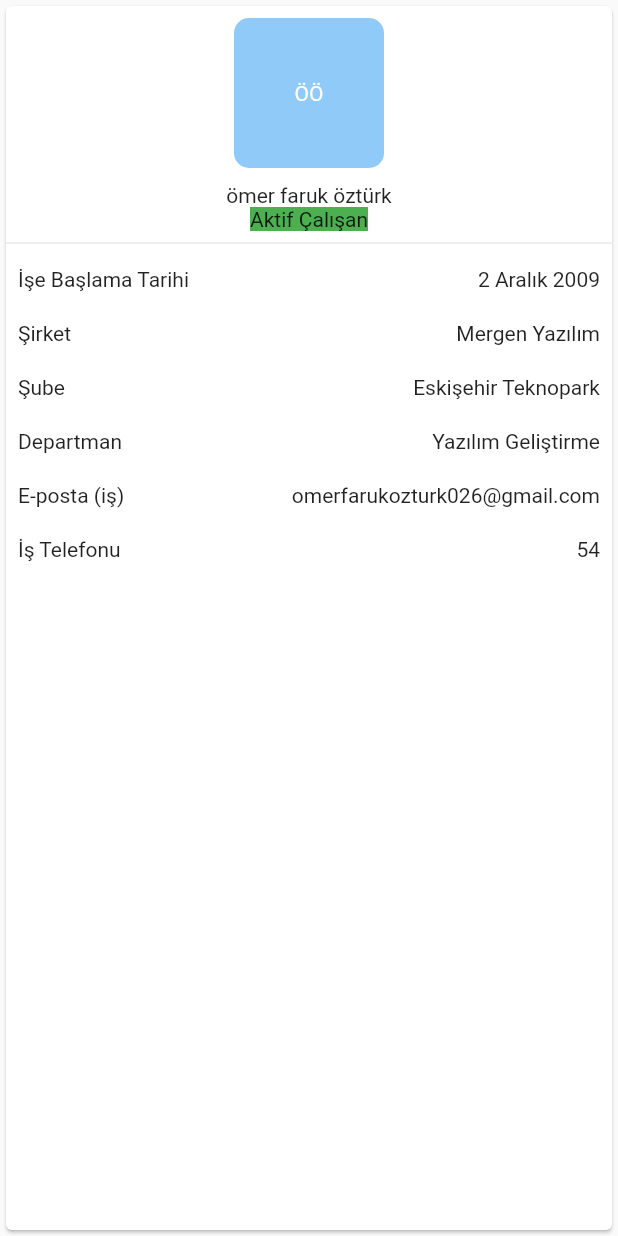
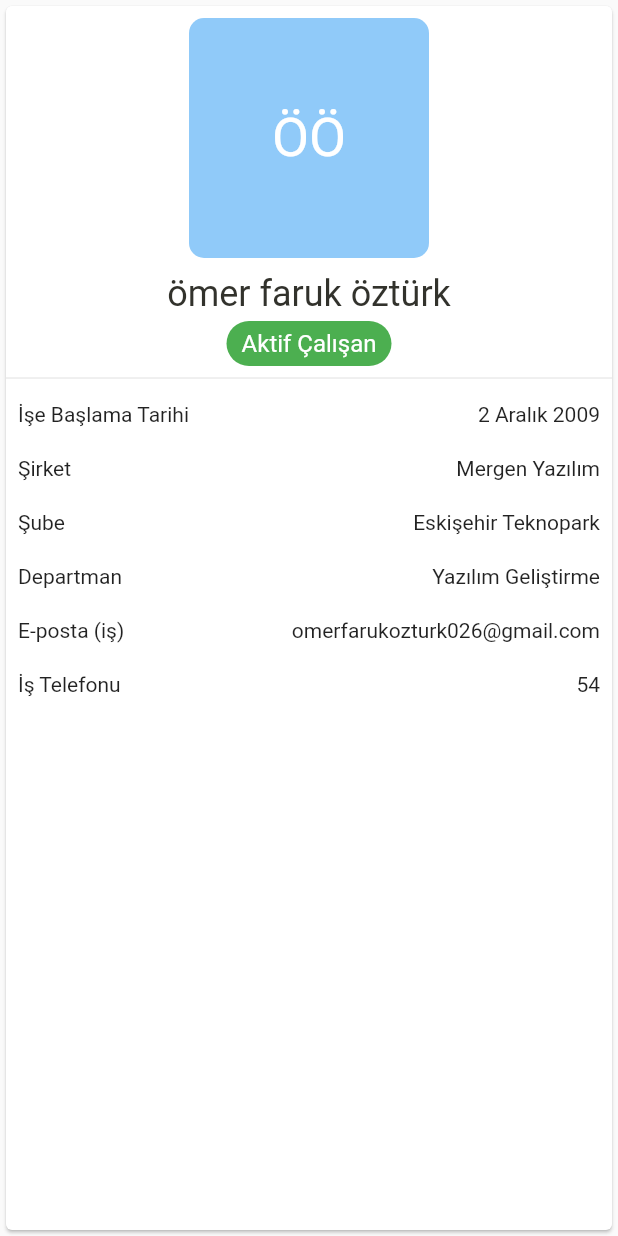
Before and after one commit to MergenTech-ERP-Project/Frontend, a Flutter app: the TabGenelFirstCard widget shown alone on an empty page, opened directly, on a phone screen of 412 x 824 dp. Run offline on Flutter 3.47's test engine with Material 2 defaults, Android fonts, the light colour scheme and no system bars; our stand-ins replace date_time_picker, get, shared_preferences; missing offline and left inert: dart:html, enum_to_string; accounts and stored records are empty; network calls fail; Roboto replaces fonts that are missing (Comfortaa).

Commit message:
Interface Upgrade

```diff
--- a/flutter/lib/screens/AddNewEmployee/components/tab_genel_first_card.dart
+++ b/flutter/lib/screens/AddNewEmployee/components/tab_genel_first_card.dart
@@ -1,4 +1,5 @@
 import 'package:flutter/material.dart';
+import 'package:vtys_kalite/utilities/constants.dart';
 
 class TabGenelFirstCard extends StatelessWidget {
   const TabGenelFirstCard({
@@ -31,47 +32,47 @@ class TabGenelFirstCard extends StatelessWidget {
             children: [
               Row(
                 mainAxisAlignment: MainAxisAlignment.spaceBetween,
-                children: [
+                children: const [
                   Text("İşe Başlama Tarihi"),
                   Text("2 Aralık 2009"),
                 ],
               ),
-              SizedBox(height: 20),
+              const SizedBox(height: 20),
               Row(
                 mainAxisAlignment: MainAxisAlignment.spaceBetween,
-                children: [
+                children: const [
                   Text("Şirket"),
                   Text("Mergen Yazılım"),
                 ],
               ),
-              SizedBox(height: 20),
+              const SizedBox(height: 20),
               Row(
                 mainAxisAlignment: MainAxisAlignment.spaceBetween,
-                children: [
+                children: const [
                   Text("Şube"),
                   Text("Eskişehir Teknopark"),
                 ],
               ),
-              SizedBox(height: 20),
+              const SizedBox(height: 20),
               Row(
                 mainAxisAlignment: MainAxisAlignment.spaceBetween,
-                children: [
+                children: const [
                   Text("Departman"),
                   Text("Yazılım Geliştirme"),
                 ],
               ),
-              SizedBox(height: 20),
+              const SizedBox(height: 20),
               Row(
                 mainAxisAlignment: MainAxisAlignment.spaceBetween,
-                children: [
+                children: const [
                   Text("E-posta (iş)"),
                   Text("omerfarukozturk026@gmail.com"),
                 ],
               ),
-              SizedBox(height: 20),
+              const SizedBox(height: 20),
               Row(
                 mainAxisAlignment: MainAxisAlignment.spaceBetween,
-                children: [
+                children: const [
                   Text("İş Telefonu"),
                   Text("54"),
                 ],
@@ -94,8 +95,8 @@ class TabGenelFirstCard extends StatelessWidget {
               padding: const EdgeInsets.only(top: 8),
               child: Center(
                 child: Container(
-                  height: 100,
-                  width: 100,
+                  height: 160,
+                  width: 160,
                   decoration: BoxDecoration(
                       borderRadius: BorderRadius.circular(10),
                       color: Colors.blue[200]),
@@ -104,23 +105,38 @@ class TabGenelFirstCard extends StatelessWidget {
                     "ÖÖ",
                     style: TextStyle(
                       color: Colors.white,
+                      fontSize: 36,
                     ),
                   )),
                 ),
               ),
             ),
-            SizedBox(height: 10),
-            Text("ömer faruk öztürk"),
-            Wrap(
-              spacing: 10,
-              children: [
-                Container(
-                  color: Colors.green,
-                  child: Text("Aktif Çalışan"),
+            const SizedBox(height: 10),
+            const Text(
+              "ömer faruk öztürk",
+              style: kLabelHeader3Style,
+            ),
+            const SizedBox(height: 4),
+            Container(
+              height: 30,
+              width: 110,
+              decoration: BoxDecoration(
+                borderRadius: BorderRadius.circular(15),
+                color: Colors.green,
+              ),
+              child: Center(
+                child: Wrap(
+                  spacing: 10,
+                  children: const [
+                    Text(
+                      "Aktif Çalışan",
+                      style: kLabelAppBarThinStyle,
+                    ),
+                  ],
                 ),
-              ],
+              ),
             ),
-            Divider(),
+            const Divider(),
           ],
         ),
       ),
--- a/flutter/lib/screens/AddNewEmployee/tab_kariyer.dart
+++ b/flutter/lib/screens/AddNewEmployee/tab_kariyer.dart
@@ -55,6 +55,9 @@ class _TabKariyerState extends State<TabKariyer> {
       behavior: MyCustomScrollBehavior(),
       child: Column(
         children: [
+          SizedBox(
+            height: MediaQuery.of(context).size.height / 8,
+          ),
           buildHeaders(
             Icons.person,
             "Pozisyon",
@@ -129,10 +132,11 @@ class _TabKariyerState extends State<TabKariyer> {
             ),
           ),
           Expanded(
-            flex: 3,
+            flex: 2,
             child: CustomButton(
               title: buttonText,
               pressAction: onClick,
+              height: 36,
             ),
           )
         ],
--- a/flutter/lib/utilities/constants.dart
+++ b/flutter/lib/utilities/constants.dart
@@ -69,6 +69,9 @@ const kLabelHeader2Style = TextStyle(
     fontSize: 24
 );
 
+const kLabelHeader3Style =
+    TextStyle(color: kTextFontColor, fontFamily: 'Comfortaa', fontSize: 24);
+
 final kBoxDecorationStyle = BoxDecoration(
   color: const Color(0xFF6CA8F1),
   borderRadius: BorderRadius.circular(10.0),
```
